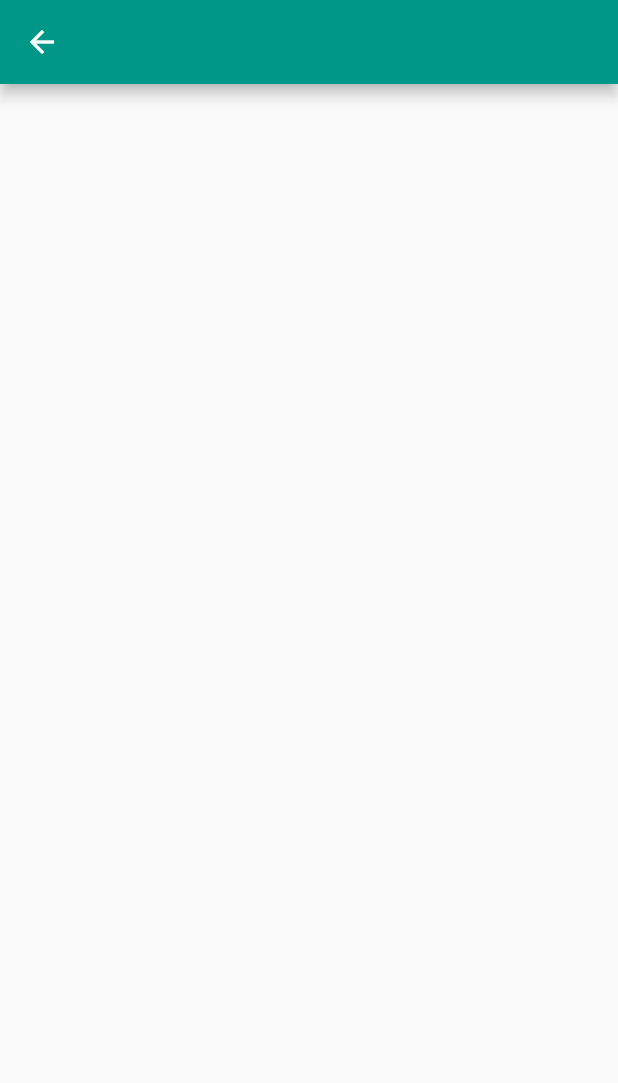
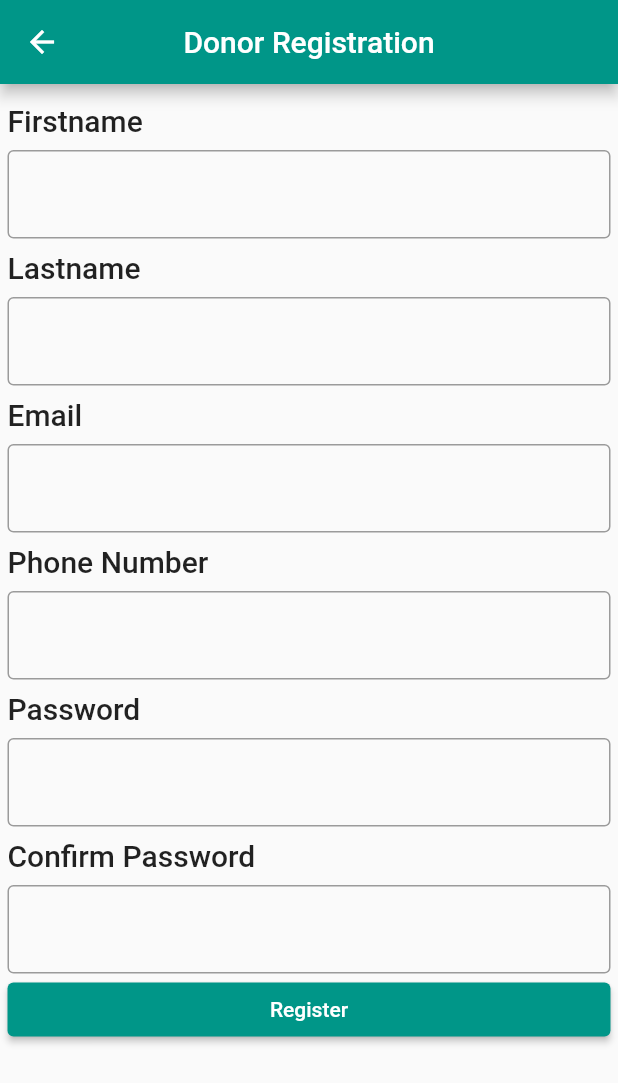
Before and after one commit to geek911/food_donation_application, a Flutter app: the RegisterPage screen opened directly, on a phone screen of 412 x 824 dp. Shown: the top 1083 px of the screen. Run offline on Flutter 3.47's test engine with Material 2 defaults, Android fonts, the phone set to English and light mode, and no system bars.

Commit message:
added login and register page

```diff
--- a/lib/pages/login_page.dart
+++ b/lib/pages/login_page.dart
@@ -1,11 +1,15 @@
 import "package:flutter/material.dart";
 import 'package:food_donation_application/commons/custom_buttons.dart';
+import 'package:food_donation_application/pages/register_page.dart';
 
 class LoginPage extends StatelessWidget {
   const LoginPage({Key? key}) : super(key: key);
 
-  void _register(){
-
+  void _register(BuildContext context) {
+    Navigator.push(
+      context,
+      MaterialPageRoute(builder: (context) => const RegisterPage()),
+    );
   }
 
   @override
@@ -64,9 +68,10 @@ class LoginPage extends StatelessWidget {
             ),
             ElevatedButton(
               child: const Text("Register"),
-              onPressed: () {},
+              onPressed: () {
+                _register(context);
+              },
             ),
-
           ],
         ),
       ),
--- a/lib/pages/register_page.dart
+++ b/lib/pages/register_page.dart
@@ -6,7 +6,50 @@ class RegisterPage extends StatelessWidget {
   @override
   Widget build(BuildContext context) {
     return Scaffold(
-      appBar: AppBar(),
+      appBar: AppBar(
+        title: const Text("Donor Registration"),
+        centerTitle: true,
+      ),
+      body: Container(
+        margin: const EdgeInsets.only(left: 5, right: 5, top: 5),
+        child: ListView(
+          children: [
+            _buildField("Firstname"),
+            _buildField("Lastname"),
+            _buildField("Email"),
+            _buildField("Phone Number"),
+            _buildField("Password"),
+            _buildField("Confirm Password"),
+            ElevatedButton(onPressed: () {}, child: const Text('Register'))
+          ],
+        ),
+      ),
+    );
+  }
+
+  Column _buildField(String label) {
+    return Column(
+      crossAxisAlignment: CrossAxisAlignment.start,
+      children: [
+        const SizedBox(
+          height: 8,
+        ),
+        Text(
+          label,
+          textAlign: TextAlign.start,
+          style: const TextStyle(fontSize: 20, fontWeight: FontWeight.w500),
+        ),
+        const SizedBox(
+          height: 8,
+        ),
+        const TextField(
+          textAlign: TextAlign.left,
+          style: TextStyle(
+            fontSize: 16,
+          ),
+          decoration: InputDecoration(border: OutlineInputBorder()),
+        ),
+      ],
     );
   }
 }
```
Also changed, not shown: 1 other file.
